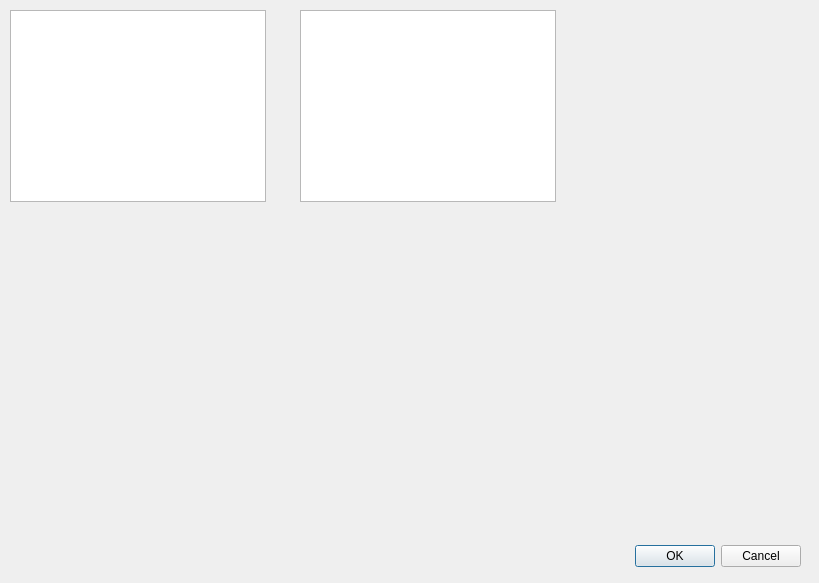
DrItanium/realmz_tools, file CharacterEditor/characterportraitselector.ui: the form before one commit.
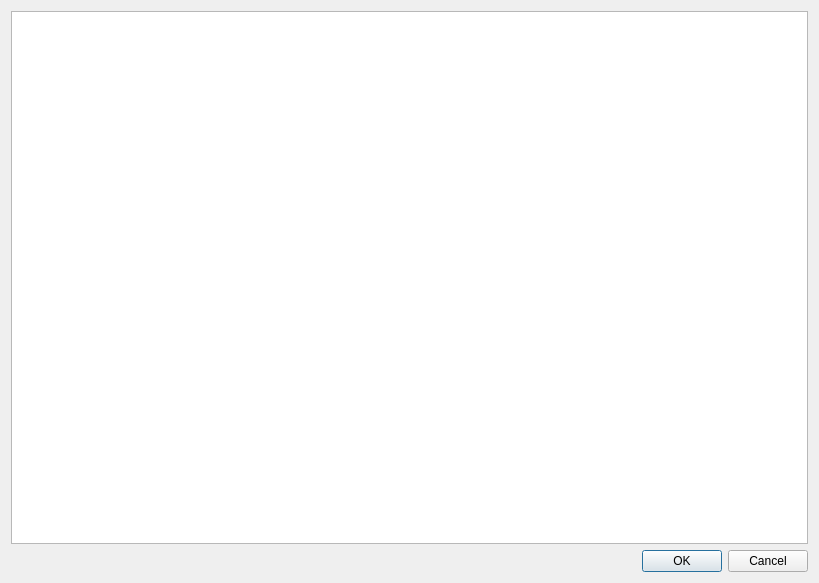
The form after the commit.

Commit message: Set up basic layout for qrc files

Patch:
```diff
--- a/CharacterEditor/characterportraitselector.ui
+++ b/CharacterEditor/characterportraitselector.ui
@@ -13,15 +13,12 @@
   <property name="windowTitle">
    <string>Dialog</string>
   </property>
+  <layout class="QVBoxLayout" name="verticalLayout">
+   <item>
+    <widget class="QTableView" name="tableView"/>
+   </item>
+   <item>
   <widget class="QDialogButtonBox" name="buttonBox">
-   <property name="geometry">
-    <rect>
-     <x>460</x>
-     <y>540</y>
-     <width>341</width>
-     <height>32</height>
-    </rect>
-   </property>
    <property name="orientation">
     <enum>Qt::Horizontal</enum>
    </property>
@@ -29,26 +26,8 @@
     <set>QDialogButtonBox::Cancel|QDialogButtonBox::Ok</set>
    </property>
   </widget>
-  <widget class="QTableView" name="tableView">
-   <property name="geometry">
-    <rect>
-     <x>300</x>
-     <y>10</y>
-     <width>256</width>
-     <height>192</height>
-    </rect>
-   </property>
-  </widget>
-  <widget class="QTreeView" name="treeView">
-   <property name="geometry">
-    <rect>
-     <x>10</x>
-     <y>10</y>
-     <width>256</width>
-     <height>192</height>
-    </rect>
-   </property>
-  </widget>
+   </item>
+  </layout>
  </widget>
  <resources/>
  <connections>
```
Lines whose indentation alone changed are shown as unchanged.
